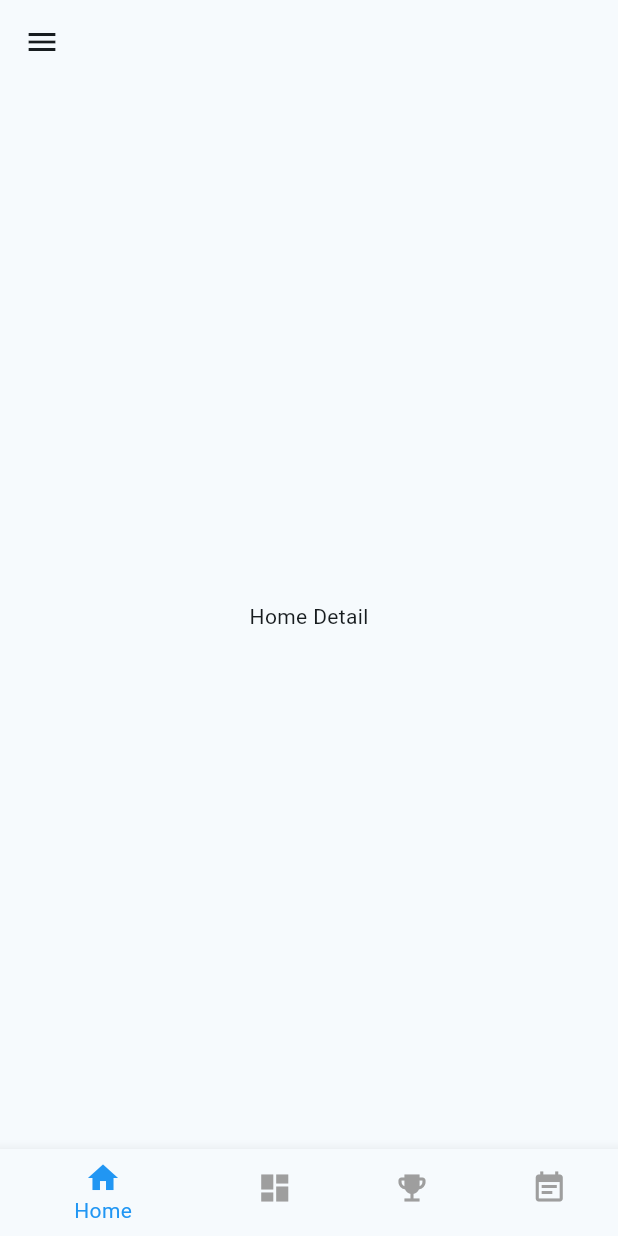
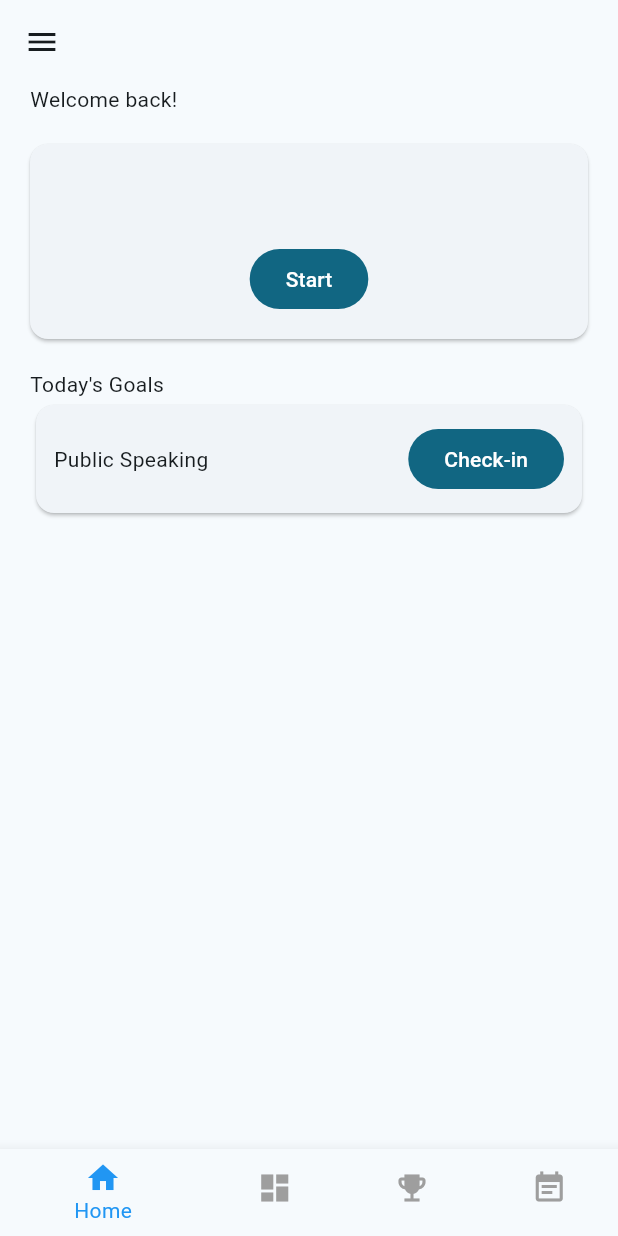
Before and after one commit to rheeca/cbt-journal-app, a Flutter app: the screen it shows after launch, on a phone screen of 412 x 824 dp. Run offline on Flutter 3.47's test engine with Material 3 defaults, Android fonts, the phone set to English and light mode, and no system bars; our stand-ins replace logger; missing offline and left inert: grpc, protobuf.

Commit message:
daily check-in and list of goals on home screen

```diff
--- a/app/lib/home/home_detail_screen.dart
+++ b/app/lib/home/home_detail_screen.dart
@@ -1,3 +1,4 @@
+import 'package:cbt_journal/models/goal.dart';
 import 'package:flutter/material.dart';
 
 class HomeDetailScreen extends StatefulWidget {
@@ -10,11 +11,73 @@ class HomeDetailScreen extends StatefulWidget {
 class _HomeDetailScreenState extends State<HomeDetailScreen> {
   @override
   Widget build(BuildContext context) {
-    return const Center(
+    return Padding(
+      padding: const EdgeInsets.symmetric(horizontal: 20.0),
       child: Column(
-        mainAxisAlignment: MainAxisAlignment.center,
-        children: [Text('Home Detail')],
+        mainAxisAlignment: MainAxisAlignment.start,
+        children: [
+          const Row(
+            mainAxisAlignment: MainAxisAlignment.start,
+            children: [
+              Text('Welcome back!'),
+            ],
+          ),
+          const SizedBox(height: 12.0),
+          Card(
+            margin: const EdgeInsets.symmetric(vertical: 8.0),
+            child: Padding(
+              padding: const EdgeInsets.all(16.0),
+              child: Container(
+                alignment: Alignment.center,
+                child: Column(
+                  children: [
+                    const SizedBox(height: 50),
+                    FilledButton(
+                        onPressed: () {
+                          Navigator.pushNamed(context, '/journal-entry');
+                        },
+                        child: const Text('Start')),
+                  ],
+                ),
+              ),
+            ),
+          ),
+          const SizedBox(height: 12.0),
+          const Row(
+            mainAxisAlignment: MainAxisAlignment.start,
+            children: [
+              Text('Today\'s Goals'),
+            ],
+          ),
+          Column(
+            children: _goals
+                .map(
+                  (e) => Card(
+                      child: Container(
+                    alignment: Alignment.center,
+                    child: Padding(
+                      padding: const EdgeInsets.symmetric(
+                          horizontal: 12.0, vertical: 12.0),
+                      child: Row(
+                        children: [
+                          Text(e.title),
+                          const Expanded(child: SizedBox()),
+                          FilledButton(
+                              onPressed: () {}, child: const Text('Check-in'))
+                        ],
+                      ),
+                    ),
+                  )),
+                )
+                .toList(),
+          )
+        ],
       ),
     );
   }
 }
+
+// TODO: put in database
+List<Goal> _goals = [
+  Goal(id: '123', title: 'Public Speaking', description: '')
+];
--- a/app/lib/route_generator.dart
+++ b/app/lib/route_generator.dart
@@ -1,4 +1,5 @@
 import 'package:cbt_journal/home_screen.dart';
+import 'package:cbt_journal/home/journal_entry_screen.dart';
 import 'package:cbt_journal/settings/settings_screen.dart';
 import 'package:flutter/material.dart';
 
@@ -10,6 +11,10 @@ class RouteGenerator {
       case '/settings':
         return MaterialPageRoute(
           builder: (_) => const SettingsScreen(),
+        );
+      case '/journal-entry':
+        return MaterialPageRoute(
+          builder: (_) => const JournalEntryScreen(),
         );
       default:
         return _errorRoute();
--- a/app/pubspec.yaml
+++ b/app/pubspec.yaml
@@ -9,6 +9,7 @@ environment:
 dependencies:
   flutter:
     sdk: flutter
+  uuid: ^4.5.1
 
 dev_dependencies:
   flutter_test:
```
Also changed, not shown: app/lib/home/journal_entry_screen.dart (added, +47 -0 lines), app/lib/models/goal.dart (added, +11 -0 lines), app/pubspec.lock.
